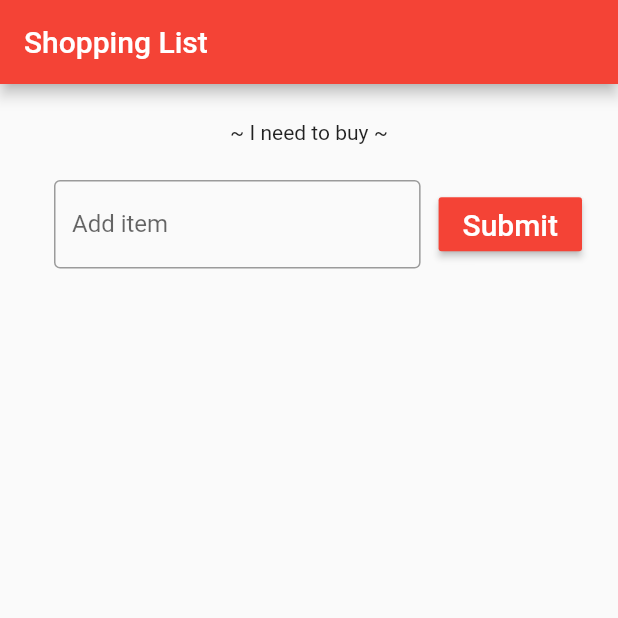
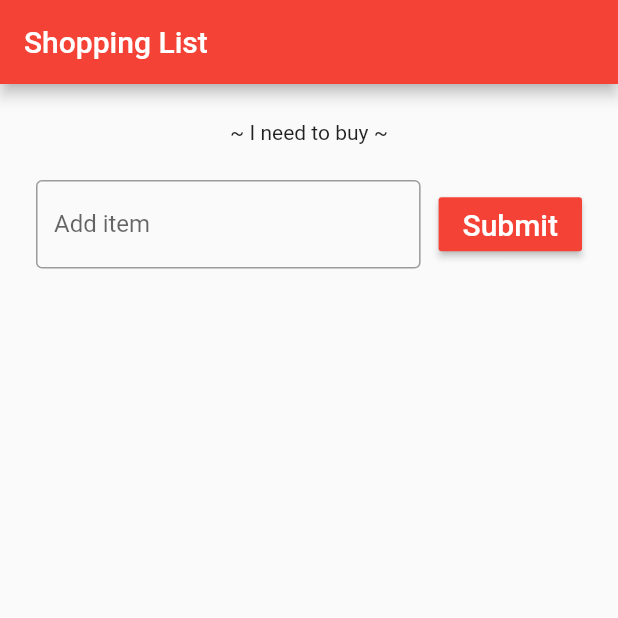
Before and after one commit to sgong-gzy/out-of-food-flutter, a Flutter app: the screen it shows after launch, on a phone screen of 412 x 824 dp, the top half of it. Run offline on Flutter 3.47's test engine with Material 2 defaults, Android fonts, the phone set to English and light mode, and no system bars; Roboto replaces fonts that are missing (GochiHand).

Commit message:
fix padding

```diff
--- a/out_of_food/lib/main.dart
+++ b/out_of_food/lib/main.dart
@@ -54,6 +54,7 @@ class ShoppingListItem extends StatelessWidget {
   @override
   Widget build(BuildContext context) {
     return ListTile(
+      contentPadding: EdgeInsets.symmetric(horizontal: 24.0),
       onTap: () {
         onCartChanged(product, !inCart);
       },
@@ -132,9 +133,6 @@ class _ShoppingListState extends State<ShoppingList> {
       body: SafeArea(
         top: false,
         bottom: false,
-        child: Container(
-          margin: EdgeInsets.all(12.0),
-          padding: EdgeInsets.all(12.0),
         child: Column(
           // Column is also layout widget. It takes a list of children and
           // arranges them vertically. By default, it sizes itself to fit its
@@ -152,12 +150,14 @@ class _ShoppingListState extends State<ShoppingList> {
           // horizontal).
           mainAxisAlignment: MainAxisAlignment.start,
           children: <Widget>[
+            Container(
+              padding: EdgeInsets.all(24.0),
+              child: Column(children: <Widget>[
                 Text(
                   '~ I need to buy ~',
                 ),
                 const SizedBox(height: 24.0),
                 Row(children: <Widget>[
-                const SizedBox(width: 12),
                   Expanded(
                     child: TextField(
                       decoration: InputDecoration(
@@ -178,7 +178,8 @@ class _ShoppingListState extends State<ShoppingList> {
                   ),
                   ],
                 ),
-              const SizedBox(height: 24.0),
+              ],),
+            ),
             new Expanded(
               child: ListView(
                 children: _products.map((Product product) {
@@ -192,7 +193,6 @@ class _ShoppingListState extends State<ShoppingList> {
             ),
           ],
         ),
-        ),
       ), //
     );
   }
```
Lines whose indentation alone changed are shown as unchanged.
